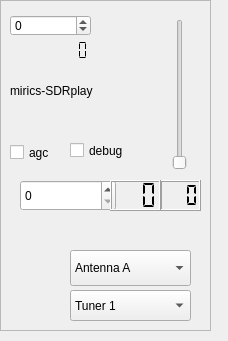
The window that devices/sdrplay-handler/sdrplay-widget.ui (JvanKatwijk/sdr-j-fm) describes before a commit, drawn with Qt 5.
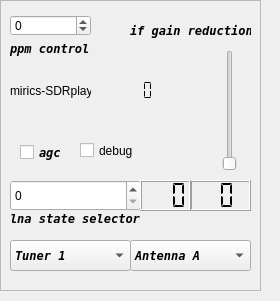
The same window after the commit.

Commit message: hopefully final mods to sdrplay-handler

```diff
--- a/devices/sdrplay-handler/sdrplay-widget.ui
+++ b/devices/sdrplay-handler/sdrplay-widget.ui
@@ -6,8 +6,8 @@
    <rect>
     <x>0</x>
     <y>0</y>
-    <width>228</width>
-    <height>341</height>
+    <width>280</width>
+    <height>301</height>
    </rect>
   </property>
   <property name="windowTitle">
@@ -18,8 +18,8 @@
     <rect>
      <x>0</x>
      <y>0</y>
-     <width>211</width>
-     <height>331</height>
+     <width>261</width>
+     <height>291</height>
     </rect>
    </property>
    <property name="frameShape">
@@ -33,7 +33,7 @@
      <rect>
       <x>10</x>
       <y>80</y>
-      <width>101</width>
+      <width>81</width>
       <height>21</height>
      </rect>
     </property>
@@ -57,9 +57,9 @@
    <widget class="QLCDNumber" name="api_version">
     <property name="geometry">
      <rect>
-      <x>20</x>
-      <y>40</y>
-      <width>91</width>
+      <x>90</x>
+      <y>80</y>
+      <width>81</width>
       <height>21</height>
      </rect>
     </property>
@@ -73,10 +73,10 @@
    <widget class="QSlider" name="ifgainSlider">
     <property name="geometry">
      <rect>
-      <x>170</x>
-      <y>19</y>
+      <x>220</x>
+      <y>50</y>
       <width>20</width>
-      <height>151</height>
+      <height>121</height>
      </rect>
     </property>
     <property name="toolTip">
@@ -95,9 +95,9 @@
    <widget class="QLCDNumber" name="GRdBDisplay">
     <property name="geometry">
      <rect>
-      <x>160</x>
+      <x>190</x>
       <y>180</y>
-      <width>41</width>
+      <width>61</width>
       <height>31</height>
      </rect>
     </property>
@@ -105,7 +105,7 @@
      <string>&lt;html&gt;&lt;head/&gt;&lt;body&gt;&lt;p&gt;The display shows the gain reduction applied to the baseband signal in the device.&lt;/p&gt;&lt;/body&gt;&lt;/html&gt;</string>
     </property>
     <property name="digitCount">
-     <number>3</number>
+     <number>2</number>
     </property>
     <property name="segmentStyle">
      <enum>QLCDNumber::Flat</enum>
@@ -114,12 +114,20 @@
    <widget class="QCheckBox" name="agcControl">
     <property name="geometry">
      <rect>
-      <x>10</x>
+      <x>20</x>
       <y>140</y>
       <width>51</width>
       <height>25</height>
      </rect>
     </property>
+    <property name="font">
+     <font>
+      <family>DejaVu Sans Mono</family>
+      <weight>75</weight>
+      <italic>true</italic>
+      <bold>true</bold>
+     </font>
+    </property>
     <property name="toolTip">
      <string>&lt;html&gt;&lt;head/&gt;&lt;body&gt;&lt;p&gt;Touch to switch on automatic gain control - based on the setting of the lnastate and the ifgain.&lt;/p&gt;&lt;p&gt;If switched on, the lnastate switch and the ifgain slider are switched off&lt;/p&gt;&lt;/body&gt;&lt;/html&gt;</string>
     </property>
@@ -146,9 +154,9 @@
    <widget class="QLabel" name="serialNumber">
     <property name="geometry">
      <rect>
-      <x>20</x>
-      <y>220</y>
-      <width>141</width>
+      <x>10</x>
+      <y>110</y>
+      <width>151</width>
       <height>20</height>
      </rect>
     </property>
@@ -159,12 +167,20 @@
    <widget class="QComboBox" name="antennaSelector">
     <property name="geometry">
      <rect>
-      <x>70</x>
-      <y>250</y>
+      <x>130</x>
+      <y>240</y>
       <width>121</width>
-      <height>36</height>
+      <height>31</height>
      </rect>
     </property>
+    <property name="font">
+     <font>
+      <family>DejaVu Sans Mono</family>
+      <weight>75</weight>
+      <italic>true</italic>
+      <bold>true</bold>
+     </font>
+    </property>
     <property name="toolTip">
      <string>&lt;html&gt;&lt;head/&gt;&lt;body&gt;&lt;p&gt;Select an antenna (RSP-II)&lt;/p&gt;&lt;/body&gt;&lt;/html&gt;</string>
     </property>
@@ -182,9 +198,9 @@
    <widget class="QSpinBox" name="lnaGainSetting">
     <property name="geometry">
      <rect>
-      <x>20</x>
+      <x>10</x>
       <y>180</y>
-      <width>96</width>
+      <width>131</width>
       <height>31</height>
      </rect>
     </property>
@@ -195,7 +211,7 @@
    <widget class="QLCDNumber" name="lnaGRdBDisplay">
     <property name="geometry">
      <rect>
-      <x>110</x>
+      <x>140</x>
       <y>180</y>
       <width>51</width>
       <height>31</height>
@@ -214,12 +230,20 @@
    <widget class="QComboBox" name="tunerSelector">
     <property name="geometry">
      <rect>
-      <x>70</x>
-      <y>290</y>
+      <x>10</x>
+      <y>240</y>
       <width>121</width>
       <height>31</height>
      </rect>
     </property>
+    <property name="font">
+     <font>
+      <family>DejaVu Sans Mono</family>
+      <weight>75</weight>
+      <italic>true</italic>
+      <bold>true</bold>
+     </font>
+    </property>
     <property name="toolTip">
      <string>&lt;html&gt;&lt;head/&gt;&lt;body&gt;&lt;p&gt;If the device is an rspduo, select the tuner with this combobox&lt;/p&gt;&lt;/body&gt;&lt;/html&gt;</string>
     </property>
@@ -237,7 +261,7 @@
    <widget class="QCheckBox" name="debugControl">
     <property name="geometry">
      <rect>
-      <x>70</x>
+      <x>80</x>
       <y>140</y>
       <width>88</width>
       <height>21</height>
@@ -247,6 +271,69 @@
      <string>debug</string>
     </property>
    </widget>
+   <widget class="QLabel" name="label">
+    <property name="geometry">
+     <rect>
+      <x>10</x>
+      <y>40</y>
+      <width>81</width>
+      <height>16</height>
+     </rect>
+    </property>
+    <property name="font">
+     <font>
+      <family>DejaVu Sans Mono</family>
+      <weight>75</weight>
+      <italic>true</italic>
+      <bold>true</bold>
+     </font>
+    </property>
+    <property name="text">
+     <string>ppm control</string>
+    </property>
+   </widget>
+   <widget class="QLabel" name="gainsliderLabel">
+    <property name="geometry">
+     <rect>
+      <x>130</x>
+      <y>20</y>
+      <width>121</width>
+      <height>21</height>
+     </rect>
+    </property>
+    <property name="font">
+     <font>
+      <family>DejaVu Sans Mono</family>
+      <weight>75</weight>
+      <italic>true</italic>
+      <bold>true</bold>
+     </font>
+    </property>
+    <property name="text">
+     <string>if gain reduction</string>
+    </property>
+   </widget>
+   <widget class="QLabel" name="label_2">
+    <property name="geometry">
+     <rect>
+      <x>10</x>
+      <y>210</y>
+      <width>131</width>
+      <height>16</height>
+     </rect>
+    </property>
+    <property name="font">
+     <font>
+      <family>DejaVu Sans Mono</family>
+      <weight>75</weight>
+      <italic>true</italic>
+      <bold>true</bold>
+     </font>
+    </property>
+    <property name="text">
+     <string>lna state selector</string>
+    </property>
+   </widget>
   </widget>
  </widget>
  <resources/>
```
Left out of the diff: 8 changed lines with no effect on the pictures. The commit also changes 2 other files.
